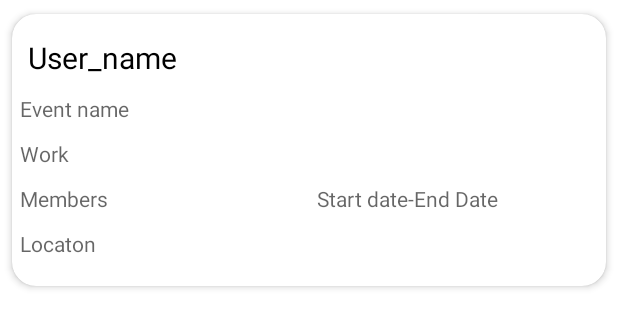
After one commit to pragnesh-softcolon/Independent_Work_App, an Android app: the layout event_row.xml on its own in the app's theme, with its tools: preview values and no code run, on a phone screen of 412 x 824 dp. The commit adds this screen. Shown: the top 328 px of the screen. Run offline under Robolectric (Android 15) with nearby library versions, the phone set to English and light mode, and no system bars.

Commit message:
another task bug fix

```diff
--- a/app/src/main/AndroidManifest.xml
+++ b/app/src/main/AndroidManifest.xml
@@ -44,6 +44,8 @@
         <activity
             android:name=".Activity.CreateEvent"
             android:screenOrientation = "portrait"
+            android:label="Create Event"
+            android:theme="@style/MyCustome"
             android:exported="false">
             <meta-data
                 android:name="android.app.lib_name"
--- a/app/src/main/java/com/example/independentworkapp/MainActivity.java
+++ b/app/src/main/java/com/example/independentworkapp/MainActivity.java
@@ -85,9 +85,9 @@ public class MainActivity extends AppCompatActivity
                         Intent BackToLogin = new Intent(getApplicationContext(), login.class);
                         startActivity(BackToLogin);
 //                        overridePendingTransition(R.anim.slide_in_left,R.anim.slide_out_right);
-                        overridePendingTransition(R.anim.slide_in_right,R.anim.slide_out_left);
+//                        overridePendingTransition(R.anim.slide_in_right,R.anim.slide_out_left);
                         finish();
-                        Toast.makeText(MainActivity.this, "Logged Out Going to Login Page", Toast.LENGTH_SHORT).show();
+                        Toast.makeText(MainActivity.this, "Logged out Going to Login Page", Toast.LENGTH_SHORT).show();
                         break;
                     }
                     default:
--- /dev/null
+++ b/app/src/main/res/layout/event_row.xml
@@ -0,0 +1,97 @@
+<?xml version="1.0" encoding="utf-8"?>
+<androidx.cardview.widget.CardView
+    xmlns:android="http://schemas.android.com/apk/res/android"
+    xmlns:app="http://schemas.android.com/apk/res-auto"
+    android:layout_width="match_parent"
+    android:layout_height="wrap_content"
+    app:cardBackgroundColor="@color/white"
+    app:cardCornerRadius="16dp"
+    app:cardElevation="3dp"
+    app:cardPreventCornerOverlap="true"
+    app:cardUseCompatPadding="true">
+
+    <LinearLayout
+        android:layout_width="match_parent"
+        android:layout_height="wrap_content"
+        android:orientation="vertical">
+
+        <LinearLayout
+            android:layout_width="match_parent"
+            android:layout_height="wrap_content"
+            android:orientation="horizontal"
+            android:padding="5dp"
+            android:layout_marginTop="10dp">
+            <TextView
+                android:id="@+id/name"
+                android:layout_width="match_parent"
+                android:gravity="center_vertical"
+                android:layout_marginStart="5dp"
+                android:textColor="@color/black"
+                android:layout_height="match_parent"
+                android:text="User_name"
+                android:textSize="20dp"/>
+        </LinearLayout>
+        <TextView
+            android:padding="5dp"
+            android:textColor="@color/black"
+            android:id="@+id/etPloatNo"
+            android:tooltipText="Plot Number"
+            android:layout_width="match_parent"
+            android:layout_height="wrap_content"
+            android:textSize="14dp"
+            android:hint="Event name" />
+
+
+        <TextView
+            android:padding="5dp"
+            android:textColor="@color/black"
+            android:id="@+id/etDate"
+            android:tooltipText="Date"
+            android:layout_width="match_parent"
+            android:layout_height="wrap_content"
+            android:textSize="14dp"
+            android:hint="Work" />
+        <LinearLayout
+            android:layout_width="match_parent"
+            android:layout_height="wrap_content"
+            android:orientation="horizontal"
+            android:weightSum="2">
+            <TextView
+                android:layout_weight="1"
+                android:padding="5dp"
+                android:textColor="@color/black"
+                android:id="@+id/etChequeNo"
+                android:tooltipText="Cheque Number"
+                android:layout_width="match_parent"
+                android:layout_height="wrap_content"
+                android:textSize="14dp"
+                android:hint="Members" />
+
+
+            <TextView
+                android:layout_weight="1"
+                android:padding="5dp"
+                android:textColor="@color/black"
+                android:tooltipText="Amount"
+                android:id="@+id/etAmount"
+                android:layout_width="match_parent"
+                android:layout_height="wrap_content"
+                android:textSize="14dp"
+                android:hint="Start date-End Date" />
+
+        </LinearLayout>
+
+
+
+        <TextView
+            android:padding="5dp"
+            android:textColor="@color/black"
+            android:tooltipText="Amount"
+            android:id="@+id/Locatoin"
+            android:layout_width="match_parent"
+            android:layout_height="wrap_content"
+            android:textSize="14dp"
+            android:hint="Locaton"
+            android:layout_marginBottom="@dimen/_10sdp"/>
+    </LinearLayout>
+</androidx.cardview.widget.CardView>
--- a/app/src/main/res/layout/fragment_applied_event.xml
+++ b/app/src/main/res/layout/fragment_applied_event.xml
@@ -12,13 +12,12 @@
         android:gravity="center"
         android:layout_width="match_parent"
         android:layout_height="match_parent"
-        android:text="applied event"
+        android:text="Joined event"
         android:textSize="@dimen/_30ssp"/>
     <androidx.recyclerview.widget.RecyclerView
         android:id="@+id/rv"
         android:layout_width="match_parent"
         android:layout_height="match_parent"
-        tools:listitem="@layout/event_list"
+        tools:listitem="@layout/event_row"
         app:layoutManager="androidx.recyclerview.widget.LinearLayoutManager"/>
-
 </FrameLayout>
--- a/app/src/main/res/layout/fragment_home.xml
+++ b/app/src/main/res/layout/fragment_home.xml
@@ -9,6 +9,7 @@
     android:textColor="@color/black"
     android:textSize="@dimen/_30ssp"
     android:layout_gravity="center"
+    android:visibility="visible"
     android:gravity="center"
     android:text="Home Fragment"
     android:layout_width="match_parent"
@@ -18,7 +19,7 @@
         android:id="@+id/rv"
         android:layout_width="match_parent"
         android:layout_height="match_parent"
-        tools:listitem="@layout/event_list"
+        tools:listitem="@layout/event_row"
         app:layoutManager="androidx.recyclerview.widget.LinearLayoutManager"/>
 
 
--- a/app/src/main/res/layout/fragment_posted_event.xml
+++ b/app/src/main/res/layout/fragment_posted_event.xml
@@ -13,12 +13,12 @@
         android:textSize="@dimen/_30ssp"
         android:layout_width="match_parent"
         android:layout_height="match_parent"
-        android:text="Posted event" />
+        android:text="Created event" />
     <androidx.recyclerview.widget.RecyclerView
         android:id="@+id/rv"
         android:layout_width="match_parent"
         android:layout_height="match_parent"
-        tools:listitem="@layout/event_list"
+        tools:listitem="@layout/event_row"
         app:layoutManager="androidx.recyclerview.widget.LinearLayoutManager"/>
 
 </FrameLayout>
--- a/app/src/main/res/menu/menu.xml
+++ b/app/src/main/res/menu/menu.xml
@@ -10,10 +10,10 @@
             android:title="Home" />
         <item
             android:id="@+id/Applied_Events"
-            android:title="Applied Events"/>
+            android:title="Joined Events"/>
         <item
             android:id="@+id/Posted_Events"
-            android:title="Posted Events"/>
+            android:title="Created Events"/>
         <item
             android:id="@+id/Edit_Profile"
             android:title="Edit Profile"/>
--- a/app/src/main/res/values/colors.xml
+++ b/app/src/main/res/values/colors.xml
@@ -21,4 +21,5 @@
     <color name="seek_bar_background">#ababab</color>
     <color name="seek_bar_progress">#ffb600</color>
     <color name="seek_bar_secondary_progress">#3399CC</color>
+    <color name="Red">#FF0000</color>
 </resources>
```
Also changed, not shown: app/src/main/java/com/example/independentworkapp/Activity/CreateEvent.java (+18 -0 lines), app/src/main/java/com/example/independentworkapp/Activity/login.java (+10 -3 lines), app/src/main/java/com/example/independentworkapp/Activity/signup_Form_2.java (+20 -8 lines), app/src/main/java/com/example/independentworkapp/Activity/signup_Form_3.java (+10 -10 lines), app/src/main/res/layout/activity_create_event.xml (+19 -9 lines), app/src/main/res/layout/activity_login.xml (+21 -1 lines), app/src/main/res/layout/event_list.xml (deleted, +0 -122 lines).
